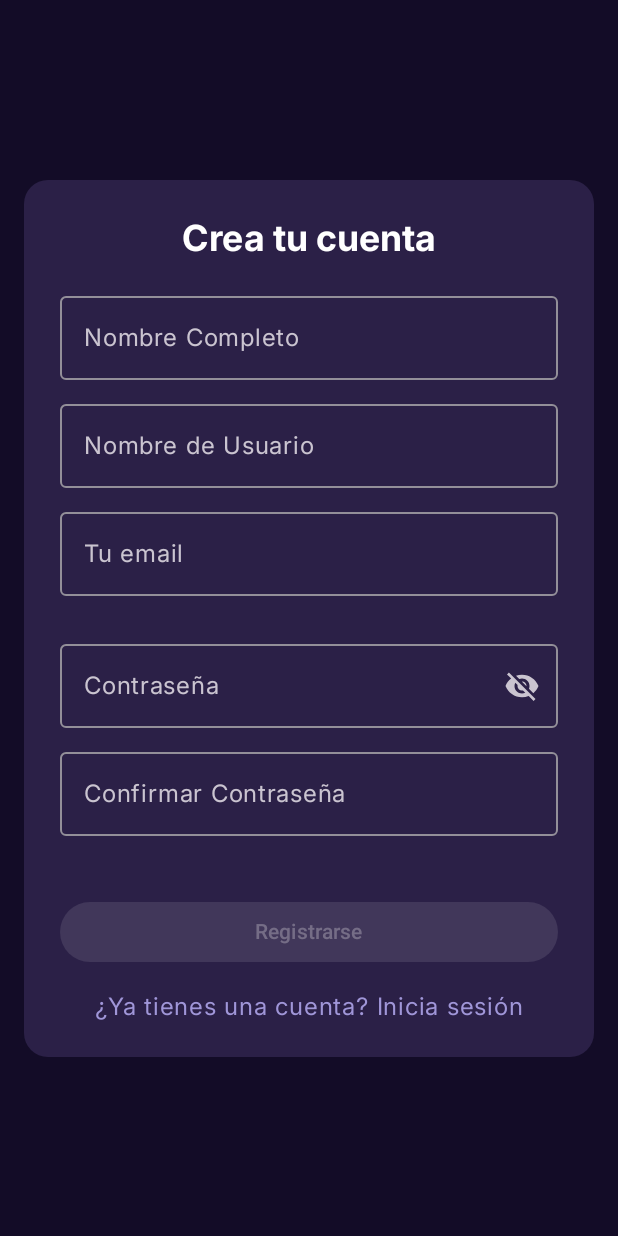
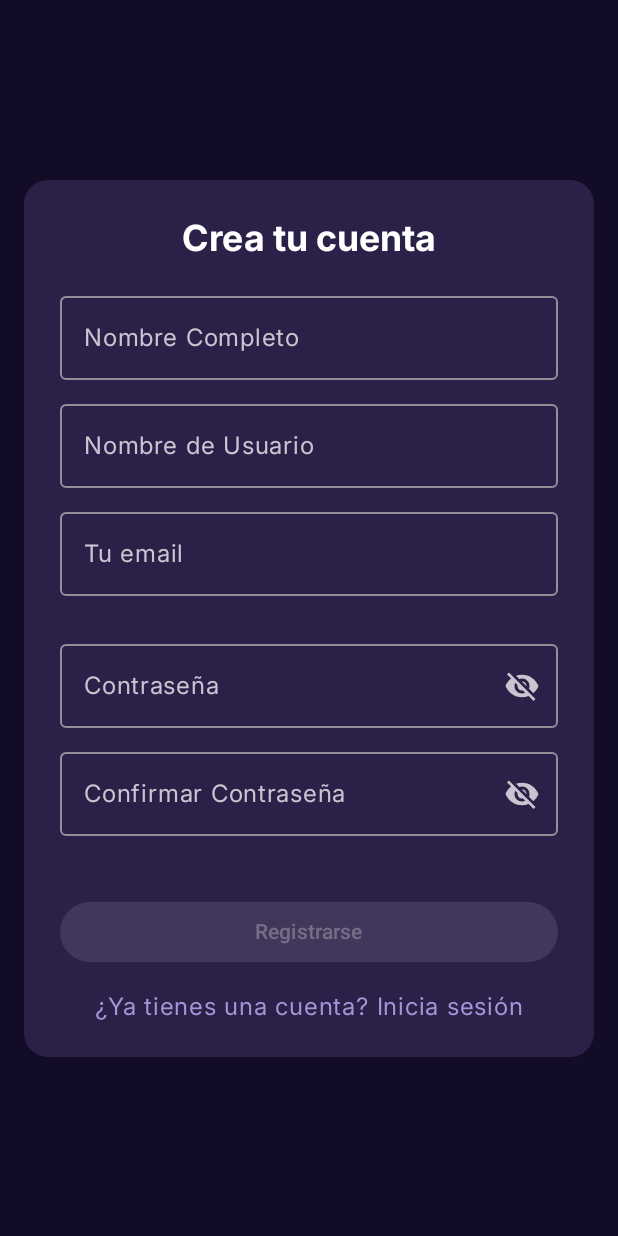
Before and after one commit to 4mnesia/NutriFeliz, an Android app built with Jetpack Compose: the RegistrationScreen screen opened through its navigation route, on a phone screen of 412 x 824 dp. Run offline under Robolectric (Android 15) with nearby library versions, the phone set to English and light mode, and no system bars.

Commit message:
conexion 1

```diff
--- a/app/src/main/java/com/example/nutriapp/ui/screen/RegistrationScreen.kt
+++ b/app/src/main/java/com/example/nutriapp/ui/screen/RegistrationScreen.kt
@@ -188,7 +188,13 @@ fun RegistrationScreen(
                         supportingText = { if (!uiState.passwordsMatch && uiState.confirmPassword.isNotEmpty()) Text("Las contraseñas no coinciden") },
                         visualTransformation = if (confirmPasswordVisible) VisualTransformation.None else PasswordVisualTransformation(),
                         keyboardOptions = KeyboardOptions.Default.copy(imeAction = ImeAction.Done),
-                        keyboardActions = KeyboardActions(onDone = { if(uiState.isFormValid) registrationViewModel.registerUser() })
+                        keyboardActions = KeyboardActions(onDone = { if(uiState.isFormValid) registrationViewModel.registerUser() }),
+                        trailingIcon = { // ICONO AÑADIDO
+                            val image = if (confirmPasswordVisible) Icons.Filled.Visibility else Icons.Filled.VisibilityOff
+                            IconButton(onClick = { confirmPasswordVisible = !confirmPasswordVisible }) {
+                                Icon(imageVector = image, contentDescription = "Toggle password visibility")
+                            }
+                        }
                     )
                 }
                 Spacer(modifier = Modifier.height(24.dp))
```
